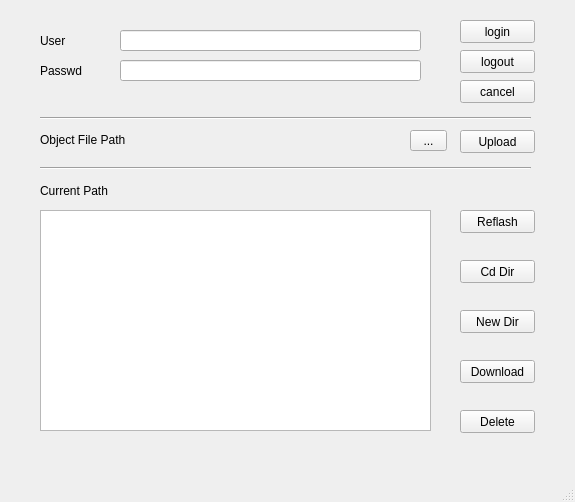
The window that Client/src/mainwindow.ui (Fujh-nk/myFtps) describes before a commit, drawn with Qt 5.
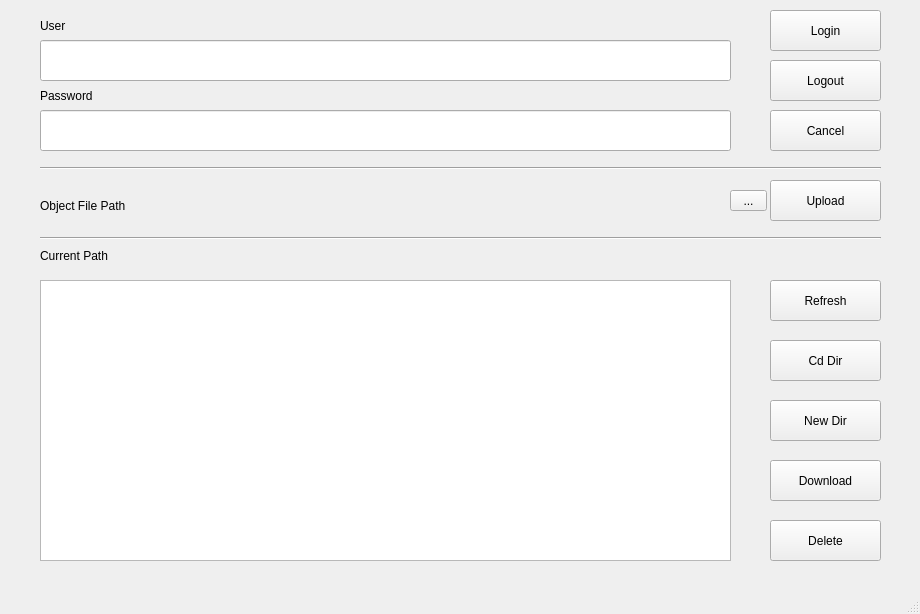
The same window after the commit.

What changed in the file:
```diff
--- a/Client/src/mainwindow.ui
+++ b/Client/src/mainwindow.ui
@@ -6,8 +6,8 @@
    <rect>
     <x>0</x>
     <y>0</y>
-    <width>575</width>
-    <height>502</height>
+    <width>920</width>
+    <height>614</height>
    </rect>
   </property>
   <property name="windowTitle">
@@ -17,10 +17,10 @@
    <widget class="QPushButton" name="btn_download">
     <property name="geometry">
      <rect>
-      <x>460</x>
-      <y>360</y>
-      <width>75</width>
-      <height>23</height>
+      <x>770</x>
+      <y>460</y>
+      <width>111</width>
+      <height>41</height>
      </rect>
     </property>
     <property name="text">
@@ -30,10 +30,10 @@
    <widget class="QPushButton" name="btn_upload">
     <property name="geometry">
      <rect>
-      <x>460</x>
-      <y>130</y>
-      <width>75</width>
-      <height>23</height>
+      <x>770</x>
+      <y>180</y>
+      <width>111</width>
+      <height>41</height>
      </rect>
     </property>
     <property name="text">
@@ -43,10 +43,10 @@
    <widget class="QPushButton" name="btn_del">
     <property name="geometry">
      <rect>
-      <x>460</x>
-      <y>410</y>
-      <width>75</width>
-      <height>23</height>
+      <x>770</x>
+      <y>520</y>
+      <width>111</width>
+      <height>41</height>
      </rect>
     </property>
     <property name="text">
@@ -56,10 +56,10 @@
    <widget class="QPushButton" name="btn_new_dir">
     <property name="geometry">
      <rect>
-      <x>460</x>
-      <y>310</y>
-      <width>75</width>
-      <height>23</height>
+      <x>770</x>
+      <y>400</y>
+      <width>111</width>
+      <height>41</height>
      </rect>
     </property>
     <property name="text">
@@ -72,10 +72,10 @@
    <widget class="QPushButton" name="btn_cd">
     <property name="geometry">
      <rect>
-      <x>460</x>
-      <y>260</y>
-      <width>75</width>
-      <height>23</height>
+      <x>770</x>
+      <y>340</y>
+      <width>111</width>
+      <height>41</height>
      </rect>
     </property>
     <property name="text">
@@ -85,8 +85,8 @@
    <widget class="QToolButton" name="btn_files">
     <property name="geometry">
      <rect>
-      <x>410</x>
-      <y>130</y>
+      <x>730</x>
+      <y>190</y>
       <width>37</width>
       <height>21</height>
      </rect>
@@ -99,9 +99,9 @@
     <property name="geometry">
      <rect>
       <x>40</x>
-      <y>130</y>
-      <width>361</width>
-      <height>20</height>
+      <y>190</y>
+      <width>691</width>
+      <height>31</height>
      </rect>
     </property>
     <property name="text">
@@ -114,23 +114,23 @@
    <widget class="QPushButton" name="btn_reflash">
     <property name="geometry">
      <rect>
-      <x>460</x>
-      <y>210</y>
-      <width>75</width>
-      <height>23</height>
+      <x>770</x>
+      <y>280</y>
+      <width>111</width>
+      <height>41</height>
      </rect>
     </property>
     <property name="text">
-     <string>Reflash</string>
+     <string>Refresh</string>
     </property>
    </widget>
    <widget class="QListWidget" name="cur_dir_list">
     <property name="geometry">
      <rect>
       <x>40</x>
-      <y>210</y>
-      <width>391</width>
-      <height>221</height>
+      <y>280</y>
+      <width>691</width>
+      <height>281</height>
      </rect>
     </property>
    </widget>
@@ -138,9 +138,9 @@
     <property name="geometry">
      <rect>
       <x>40</x>
-      <y>180</y>
-      <width>391</width>
-      <height>21</height>
+      <y>240</y>
+      <width>691</width>
+      <height>31</height>
      </rect>
     </property>
     <property name="text">
@@ -151,8 +151,8 @@
     <property name="geometry">
      <rect>
       <x>40</x>
-      <y>160</y>
-      <width>491</width>
+      <y>230</y>
+      <width>841</width>
       <height>16</height>
      </rect>
     </property>
@@ -164,8 +164,8 @@
     <property name="geometry">
      <rect>
       <x>40</x>
-      <y>110</y>
-      <width>491</width>
+      <y>160</y>
+      <width>841</width>
       <height>16</height>
      </rect>
     </property>
@@ -177,9 +177,9 @@
     <property name="geometry">
      <rect>
       <x>40</x>
-      <y>30</y>
-      <width>54</width>
-      <height>21</height>
+      <y>10</y>
+      <width>691</width>
+      <height>31</height>
      </rect>
     </property>
     <property name="text">
@@ -190,52 +190,52 @@
     <property name="geometry">
      <rect>
       <x>40</x>
-      <y>60</y>
-      <width>54</width>
-      <height>21</height>
+      <y>80</y>
+      <width>691</width>
+      <height>31</height>
      </rect>
     </property>
     <property name="text">
-     <string>Passwd</string>
+     <string>Password</string>
     </property>
    </widget>
    <widget class="QPushButton" name="btn_login">
     <property name="geometry">
      <rect>
-      <x>460</x>
-      <y>20</y>
-      <width>75</width>
-      <height>23</height>
+      <x>770</x>
+      <y>10</y>
+      <width>111</width>
+      <height>41</height>
      </rect>
     </property>
     <property name="text">
-     <string>login</string>
+     <string>Login</string>
     </property>
    </widget>
    <widget class="QPushButton" name="btn_logout">
     <property name="geometry">
      <rect>
-      <x>460</x>
-      <y>50</y>
-      <width>75</width>
-      <height>23</height>
+      <x>770</x>
+      <y>60</y>
+      <width>111</width>
+      <height>41</height>
      </rect>
     </property>
     <property name="text">
-     <string>logout</string>
+     <string>Logout</string>
     </property>
    </widget>
    <widget class="QPushButton" name="btn_cancel">
     <property name="geometry">
      <rect>
-      <x>460</x>
-      <y>80</y>
-      <width>75</width>
-      <height>23</height>
+      <x>770</x>
+      <y>110</y>
+      <width>111</width>
+      <height>41</height>
      </rect>
     </property>
     <property name="text">
-     <string>cancel</string>
+     <string>Cancel</string>
     </property>
     <property name="autoDefault">
      <bool>false</bool>
@@ -244,10 +244,10 @@
    <widget class="QLineEdit" name="edit_user">
     <property name="geometry">
      <rect>
-      <x>120</x>
-      <y>30</y>
-      <width>301</width>
-      <height>21</height>
+      <x>40</x>
+      <y>40</y>
+      <width>691</width>
+      <height>41</height>
      </rect>
     </property>
     <property name="text">
@@ -257,10 +257,10 @@
    <widget class="QLineEdit" name="edit_passwd">
     <property name="geometry">
      <rect>
-      <x>120</x>
-      <y>60</y>
-      <width>301</width>
-      <height>21</height>
+      <x>40</x>
+      <y>110</y>
+      <width>691</width>
+      <height>41</height>
      </rect>
     </property>
     <property name="text">
```
Left out of the diff: 2 changed lines with no effect on the pictures.
